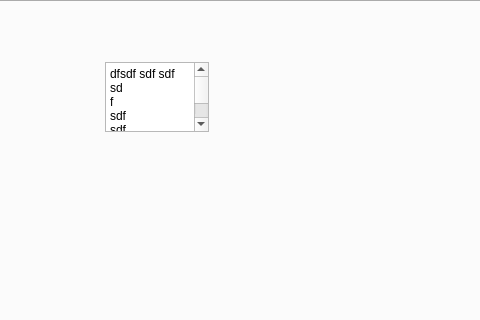
indrajithc/custom-actions, file resources/app_01.ui: the form before one commit; both pictures show x 103 to 583 and y 109 to 429 of the 759 by 575 pixel window.
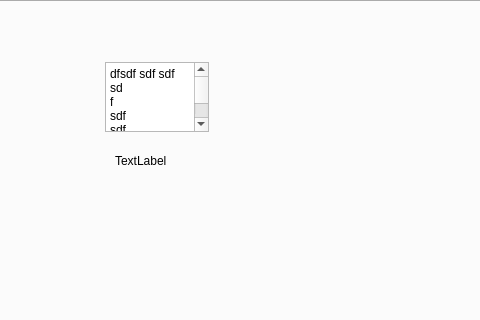
The form after the commit.

```diff
--- a/resources/app_01.ui
+++ b/resources/app_01.ui
@@ -160,6 +160,19 @@
 </string>
              </property>
             </widget>
+            <widget class="QLabel" name="label">
+             <property name="geometry">
+              <rect>
+               <x>170</x>
+               <y>123</y>
+               <width>251</width>
+               <height>71</height>
+              </rect>
+             </property>
+             <property name="text">
+              <string>TextLabel</string>
+             </property>
+            </widget>
            </widget>
           </item>
          </layout>
```
